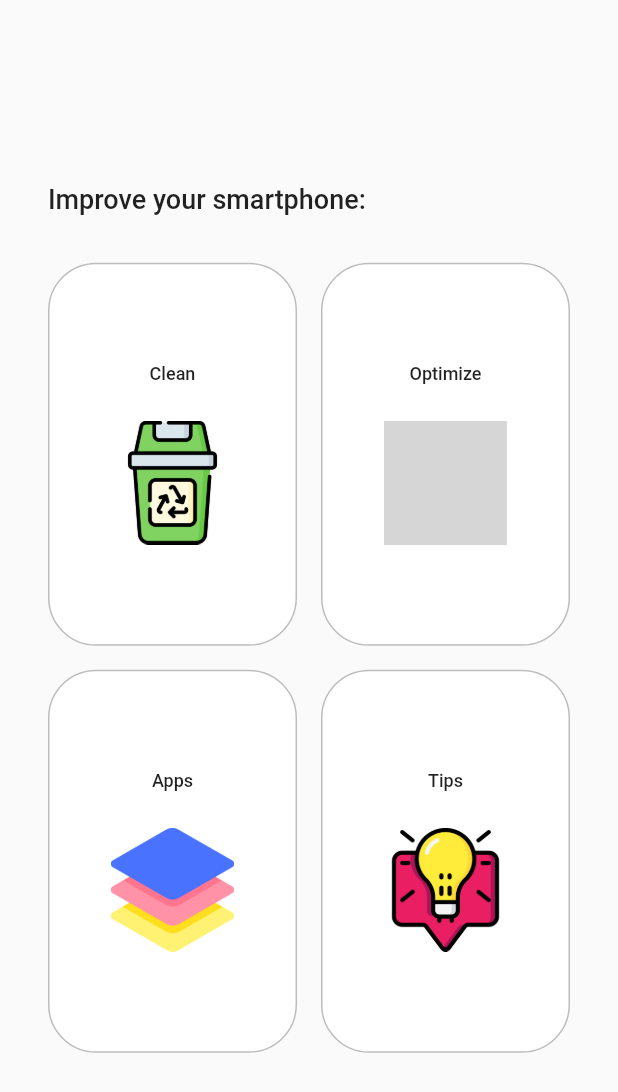
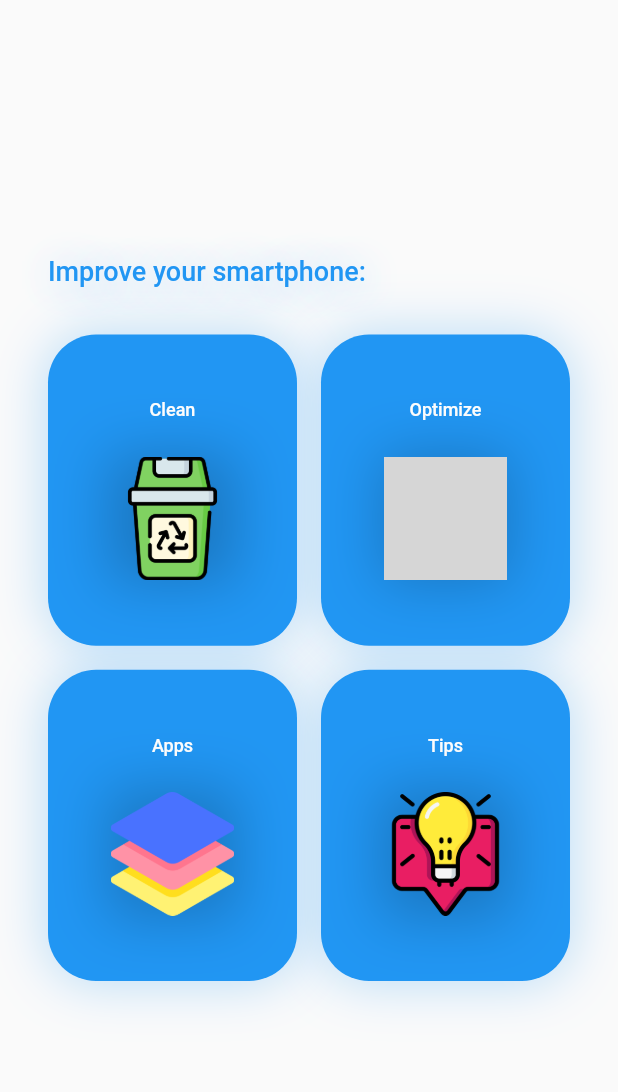
Before and after one commit to MrZethaz/projetowebdesign_1aii_ifbaiano, a Flutter app: the Clean screen opened directly, on a phone screen of 412 x 824 dp. Shown: the top 1092 px of the screen. Run offline on Flutter 3.47's test engine with Material 2 defaults, Android fonts, the phone set to English and light mode, and no system bars; our stand-ins replace flutter_svg, shared_preferences; missing offline and left inert: cool_dropdown; accounts and stored records are empty; grey boxes are pictures that could not be loaded.

Commit message:
Some visual changes

```diff
--- a/lib/ProjetoWebDesign.dart
+++ b/lib/ProjetoWebDesign.dart
@@ -7,10 +7,12 @@ import 'package:projeto_webdesign/screens/OptimizationBlankPage.dart';
 import 'package:projeto_webdesign/screens/RegisterBlankPage.dart';
 import 'package:shared_preferences/shared_preferences.dart';
 
-ThemeData theme = ThemeData.light()
-    .copyWith(colorScheme: ColorScheme.fromSwatch(primarySwatch: Colors.blue));
-ThemeData darkTheme = ThemeData.dark()
-    .copyWith(colorScheme: ColorScheme.fromSwatch(primarySwatch: Colors.blue));
+ThemeData theme = ThemeData.light().copyWith(
+    colorScheme: ColorScheme.fromSwatch(
+        primarySwatch: Colors.blue, accentColor: Colors.blue));
+ThemeData darkTheme = ThemeData.dark().copyWith(
+    colorScheme: ColorScheme.fromSwatch(
+        primarySwatch: Colors.blue, accentColor: Colors.blue));
 
 class AppTheme with ChangeNotifier {
   bool isDarkTheme = false;
--- a/lib/Widgets/CustomCard.dart
+++ b/lib/Widgets/CustomCard.dart
@@ -16,11 +16,19 @@ class CustomCard extends StatelessWidget {
       child: Ink(
         child: child,
         decoration: BoxDecoration(
-            color: appTheme.isDarkTheme ? darkTheme.cardColor : theme.cardColor,
+            color: /*appTheme.isDarkTheme ? darkTheme.cardColor : theme.cardColor*/ Colors
+                .blue,
+            /*
             border: appTheme.isDarkTheme
                 ? Border.all(color: Colors.white24)
-                : Border.all(color: Colors.black26),
-            borderRadius: BorderRadius.circular(32)),
+                : Border.all(color: Colors.black26),*/
+            borderRadius: BorderRadius.circular(32),
+            boxShadow: [
+              BoxShadow(
+                  color: Colors.blue.withOpacity(0.3),
+                  blurRadius: 30,
+                  spreadRadius: 1)
+            ]),
       ),
     );
   }
--- a/lib/screens/Clean.dart
+++ b/lib/screens/Clean.dart
@@ -43,7 +43,14 @@ class _CleanState extends State<Clean> {
                   style: TextStyle(
                       fontSize:
                           36 * MediaQuery.of(context).devicePixelRatio / 3,
-                      fontWeight: FontWeight.w500),
+                      fontWeight: FontWeight.w500,
+                      color: Colors.blue,
+                      shadows: [
+                        Shadow(
+                            blurRadius: 36,
+                            color: Colors.blue.withOpacity(0.5),
+                            offset: Offset(3, 3))
+                      ]),
                 ),
                 SizedBox(
                   height: 32,
@@ -66,7 +73,7 @@ class _CleanState extends State<Clean> {
           mainAxisSpacing: 16,
           crossAxisSpacing: 16,
           crossAxisCount: 2,
-          childAspectRatio: MediaQuery.of(context).size.aspectRatio * 1.3),
+          childAspectRatio: MediaQuery.of(context).size.aspectRatio * 1.6),
       itemBuilder: (context, index) {
         return CustomCard(
           onTap: () {
@@ -83,15 +90,24 @@ class _CleanState extends State<Clean> {
                       style: TextStyle(
                           fontSize:
                               24 * MediaQuery.of(context).devicePixelRatio / 3,
-                          fontWeight: FontWeight.w500),
+                          fontWeight: FontWeight.w500,
+                          color: Colors.white),
                     ),
                     SizedBox(
                       height: 24,
                     ),
-                    Image(
-                      image: AssetImage(images[index]),
-                      height: height * 0.1,
-                      width: height * 0.1,
+                    Container(
+                      child: Image(
+                        image: AssetImage(images[index]),
+                        height: height * 0.1,
+                        width: height * 0.1,
+                      ),
+                      decoration: BoxDecoration(boxShadow: [
+                        BoxShadow(
+                            color: Colors.black.withOpacity(0.2),
+                            blurRadius: 32,
+                            spreadRadius: 2)
+                      ]),
                     ),
                   ]),
             ),
--- a/pubspec.yaml
+++ b/pubspec.yaml
@@ -38,7 +38,7 @@ dependencies:
   cupertino_icons: ^1.0.2
   shared_preferences:
   flutter_svg: ^1.1.6
-  carousel_slider: ^4.2.1
+  cool_dropdown: ^1.4.2
 dev_dependencies:
   flutter_test:
     sdk: flutter
```
Also changed, not shown: lib/screens/Account.dart (+17 -4 lines), lib/screens/Config.dart (+16 -1 lines), pubspec.lock.
